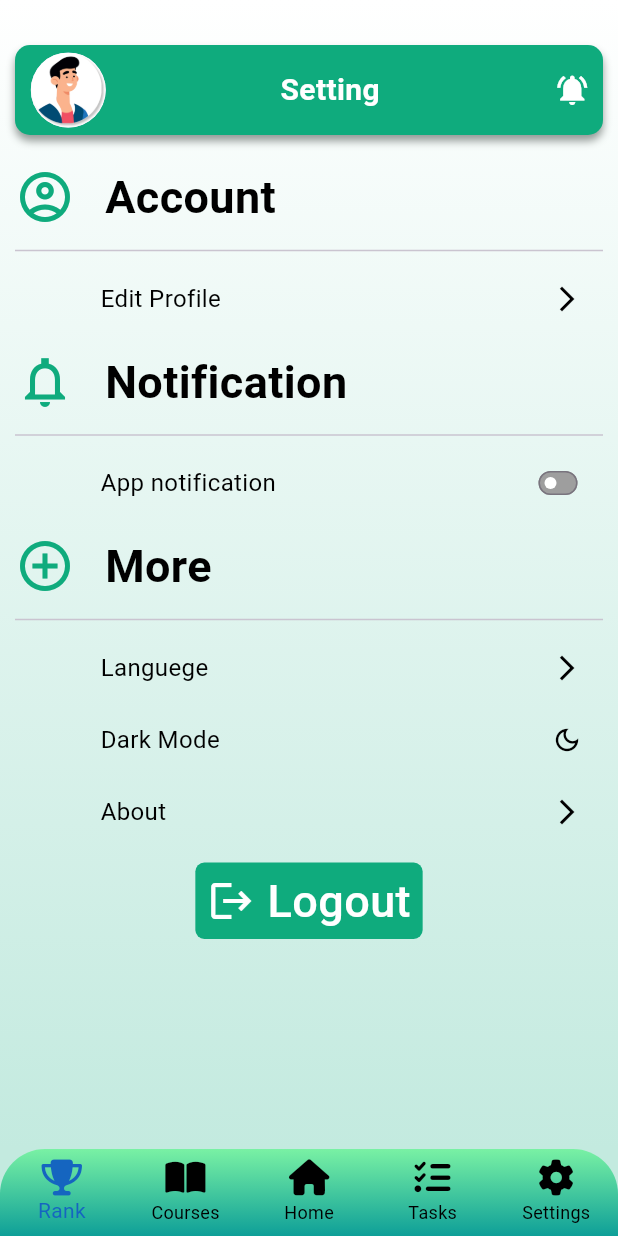
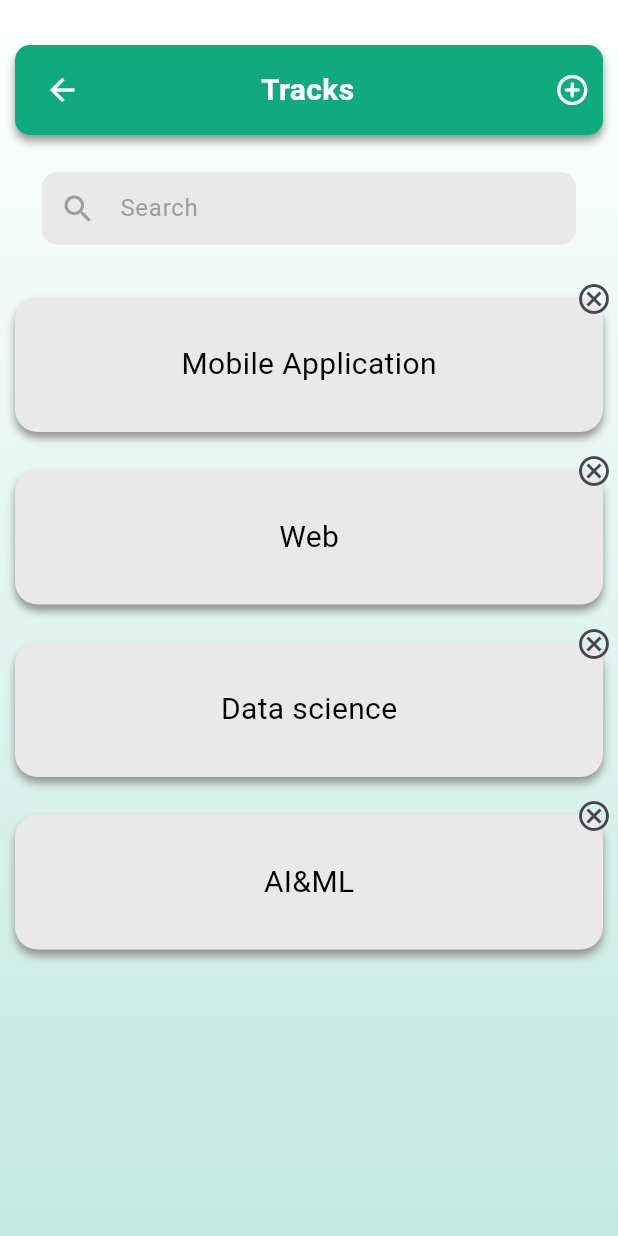
Before and after one commit to aalaaabdullah95/DEPI, a Flutter app: the screen it shows after launch, on a phone screen of 412 x 824 dp. Run offline on Flutter 3.47's test engine with Material 3 defaults, Android fonts, the phone set to English and light mode, and no system bars; our stand-ins replace font_awesome_flutter, go_router.

Commit message:
Sec Track Compony Done

```diff
--- a/lib/core/utilies/app_router.dart
+++ b/lib/core/utilies/app_router.dart
@@ -7,6 +7,9 @@ import 'package:test_project_depi/feature/sec_four_student/presentation/view/ann
 import 'package:test_project_depi/feature/sec_six_student/presentation/view/account_setting_student_screen.dart';
 import 'package:test_project_depi/feature/sec_six_student/presentation/view/setting_student_screen.dart';
 import 'package:test_project_depi/feature/sec_three_student/presentation/view/complaints_and_suggestions.dart';
+import 'package:test_project_depi/feature/sec_track_compony/presentation/view/group_track_compony_view.dart';
+import 'package:test_project_depi/feature/sec_track_compony/presentation/view/only_group_track_compony.dart';
+import 'package:test_project_depi/feature/sec_track_compony/presentation/view/track_compony_view.dart';
 
 abstract class AppRouter {
   static const registerOneView = '/registerOneView';
@@ -17,11 +20,16 @@ abstract class AppRouter {
   static const announcementWithDetails = '/announcementWithDetails';
   static const settingStudentScreen = '/SettingStudentScreen';
   static const accountSettingStudentScreen = '/AccountSettingStudentScreen';
+  static const trackComponyView = '/trackComponyView';
+  static const grouptrackComponyView = '/grouptrackComponyView';
 
-  static final routers = GoRouter(routes: [
+  static const onlyGrouptrackscompany = '/onlyGrouptrackscompany';
+
+  static final routers = GoRouter(
+    routes: [
       GoRoute(
         path: '/',
-      builder: (context, state) => const SettingStudentScreen(),
+        builder: (context, state) => const TrackComponyView(),
       ),
       GoRoute(
         path: registerOneView,
@@ -55,5 +63,18 @@ abstract class AppRouter {
         path: accountSettingStudentScreen,
         builder: (context, state) => const AccountSettingStudentScreen(),
       ),
-  ]);
+      GoRoute(
+        path: trackComponyView,
+        builder: (context, state) => const TrackComponyView(),
+      ),
+      GoRoute(
+        path: grouptrackComponyView,
+        builder: (context, state) => const GroupTrackComponyView(),
+      ),
+      GoRoute(
+        path: onlyGrouptrackscompany,
+        builder: (context, state) => const OnlyGrouptrackscompany(),
+      ),
+    ],
+  );
 }
--- a/lib/feature/sec_six_student/presentation/view/account_setting_student_screen.dart
+++ b/lib/feature/sec_six_student/presentation/view/account_setting_student_screen.dart
@@ -194,7 +194,7 @@ class CustomHeaderWithTextFeild extends StatelessWidget {
                   focusedBorder: InputBorder.none,
                   border: InputBorder.none),
             ),
-          )
+          ),
         ],
       ),
     );
--- a/lib/feature/sec_six_student/presentation/view/setting_student_screen.dart
+++ b/lib/feature/sec_six_student/presentation/view/setting_student_screen.dart
@@ -8,7 +8,7 @@ import 'package:test_project_depi/core/widget/custom_bottomNavBar.dart';
 import 'package:test_project_depi/core/widget/grediant_background.dart';
 import 'package:test_project_depi/feature/sec_six_student/presentation/view/widgets/Custom_Basic_Row_InSetting.dart';
 import 'package:test_project_depi/feature/sec_six_student/presentation/view/widgets/Custom_Row_Down_Basic_Row_InSetting.dart';
-import 'package:test_project_depi/feature/sec_six_student/presentation/view/widgets/Custom_alertDialog.dart';
+import 'package:test_project_depi/core/widget/Custom_alertDialog.dart';
 import 'package:test_project_depi/feature/sec_six_student/presentation/view/widgets/contentOfAlertDialogAbout.dart';
 import 'package:test_project_depi/feature/sec_six_student/presentation/view/widgets/contentOfAlertDialogLan.dart';
 import 'package:test_project_depi/feature/sec_six_student/presentation/view/widgets/custom_bottom_for_settingStudent.dart';
--- /dev/null
+++ b/lib/feature/sec_track_compony/presentation/view/track_compony_view.dart
@@ -0,0 +1,89 @@
+import 'package:flutter/material.dart';
+import 'package:go_router/go_router.dart';
+import 'package:test_project_depi/core/utilies/app_router.dart';
+
+import 'package:test_project_depi/core/widget/custom_button_for_all.dart';
+import 'package:test_project_depi/core/widget/grediant_background.dart';
+import 'package:test_project_depi/feature/sec_track_compony/presentation/view/widgets/add_track_name_dialog.dart';
+import 'package:test_project_depi/feature/sec_track_compony/presentation/view/widgets/item_of_track.dart';
+import 'package:test_project_depi/feature/sec_track_compony/presentation/view/widgets/search_in_track.dart';
+
+class TrackComponyView extends StatelessWidget {
+  const TrackComponyView({super.key});
+
+  @override
+  Widget build(BuildContext context) {
+    return Scaffold(
+      body: GradientBackground(
+        child: Padding(
+          padding: const EdgeInsets.only(left: 10, right: 10, top: 30),
+          child: Column(
+            children: [
+              CustomButtonForALl(
+                prefixxicon: const Icon(
+                  Icons.arrow_back,
+                ),
+                onPressedForprefix: () {},
+                onPressedForSuffix: () {
+                  showDialog(
+                    context: context,
+                    builder: (BuildContext context) {
+                      return const AddTrackDialog(
+                        tittle: 'Track Name',
+                        tittleOfAppBar: 'Add Track',
+                      );
+                    },
+                  );
+                },
+                suffixicon: const Icon(
+                  Icons.add_circle_outline_rounded,
+                ),
+                tittle: 'Tracks',
+                width: 400,
+                heigh: 60,
+              ),
+              Expanded(
+                  child: SingleChildScrollView(
+                child: Column(
+                  children: [
+                    const SizedBox(
+                      height: 25,
+                    ),
+                    const Search(),
+                    const SizedBox(
+                      height: 35,
+                    ),
+                    ItemOfTrack(
+                        text: 'Mobile Application',
+                        onTap: () {
+                          GoRouter.of(context)
+                              .push(AppRouter.grouptrackComponyView);
+                        }),
+                    const SizedBox(
+                      height: 25,
+                    ),
+                    const ItemOfTrack(
+                      text: 'Web',
+                    ),
+                    const SizedBox(
+                      height: 25,
+                    ),
+                    const ItemOfTrack(
+                      text: 'Data science',
+                    ),
+                    const SizedBox(
+                      height: 25,
+                    ),
+                    const ItemOfTrack(
+                      text: 'AI&ML',
+                    ),
+                  ],
+                ),
+              ))
+            ],
+          ),
+        ),
+      ),
+    );
+  }
+}
--- /dev/null
+++ b/lib/feature/sec_track_compony/presentation/view/widgets/item_of_track.dart
@@ -0,0 +1,42 @@
+import 'package:flutter/material.dart';
+import 'package:test_project_depi/core/utilies/styles.dart';
+import 'package:test_project_depi/core/widget/containerBackground.dart';
+
+class ItemOfTrack extends StatelessWidget {
+  final String text;
+  final void Function()? onTap;
+  const ItemOfTrack({
+    super.key,
+    required this.text,
+    this.onTap,
+  });
+
+  @override
+  Widget build(BuildContext context) {
+    return GestureDetector(
+      onTap: onTap,
+      child: Stack(clipBehavior: Clip.none, children: [
+        ContainerbackGroundforAll(
+          width: 400,
+          heigh: 90,
+          child: Center(
+            child: Text(
+              text,
+              style: Styles.textstyle20Black,
+            ),
+          ),
+        ),
+        Positioned(
+          top: -23,
+          right: -18,
+          child: IconButton(
+            onPressed: () {},
+            icon: const Icon(
+              Icons.cancel_outlined,
+            ),
+          ),
+        ),
+      ]),
+    );
+  }
+}
--- /dev/null
+++ b/lib/feature/sec_track_compony/presentation/view/widgets/search_in_track.dart
@@ -0,0 +1,44 @@
+import 'package:flutter/material.dart';
+import 'package:test_project_depi/core/utilies/colors.dart';
+
+class Search extends StatelessWidget {
+  const Search({
+    super.key,
+  });
+
+  @override
+  Widget build(BuildContext context) {
+    return Padding(
+      padding: const EdgeInsets.symmetric(horizontal: 18),
+      child: TextField(
+        cursorColor: MyColors.textColor,
+        decoration: InputDecoration(
+          prefixIcon: const Icon(
+            Icons.search,
+            color: Colors.grey,
+          ),
+          labelText: 'Search',
+          labelStyle: const TextStyle(
+            color: Colors.grey,
+          ),
+          filled: true,
+          fillColor: const Color(0xffE9E9E9),
+          contentPadding: EdgeInsets.zero,
+          enabledBorder: outlineborder(),
+          focusedBorder: outlineborder(),
+          border: outlineborder(),
+        ),
+      ),
+    );
+  }
+
+  OutlineInputBorder outlineborder() {
+    return OutlineInputBorder(
+        borderRadius: BorderRadius.circular(
+          10,
+        ),
+        borderSide: const BorderSide(
+          color: Color(0xffE9E9E9),
+        ));
+  }
+}
```
Also changed, not shown: lib/core/widget/Custom_alertDialog.dart (renamed from lib/feature/sec_six_student/presentation/view/widgets/Custom_alertDialog.dart, +7 -1 lines), lib/feature/sec_track_compony/presentation/view/group_track_compony_view.dart (added, +92 -0 lines), lib/feature/sec_track_compony/presentation/view/only_group_track_compony.dart (added, +123 -0 lines), lib/feature/sec_track_compony/presentation/view/widgets/add_track_name_dialog.dart (added, +94 -0 lines). Lines whose indentation alone changed are shown as unchanged.
